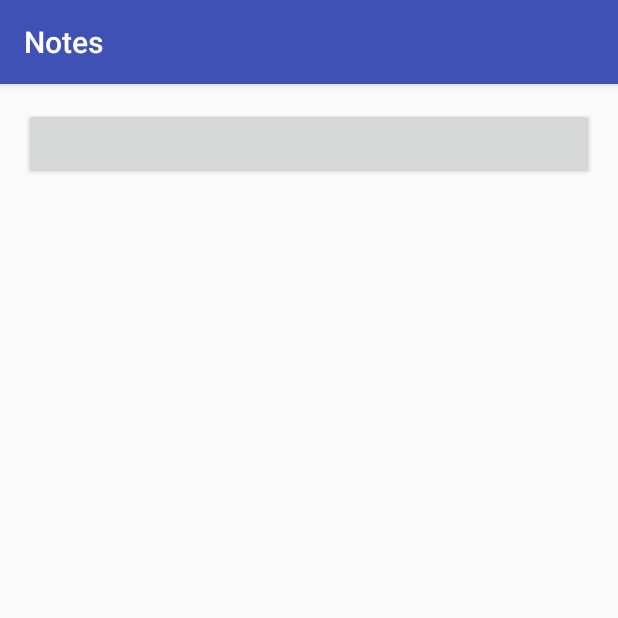
After one commit to wugj/Notes, an Android app: the Main2Activity screen opened directly, with no data from a screen before it, on a phone screen of 412 x 824 dp, the top half of it. The commit adds this screen. Run offline under Robolectric (Android 15) with nearby library versions, the phone set to English and light mode, and no system bars; 1 statement that could not run was skipped.

```diff
--- /dev/null
+++ b/app/src/main/java/jt/com/notes/activity/Main2Activity.java
@@ -0,0 +1,24 @@
+package jt.com.notes.activity;
+
+import android.content.Intent;
+import android.os.Bundle;
+import android.os.Looper;
+import android.support.v7.app.AppCompatActivity;
+import android.view.View;
+
+import jt.com.notes.R;
+
+public class Main2Activity extends AppCompatActivity {
+
+    @Override
+    protected void onCreate(Bundle savedInstanceState) {
+        super.onCreate(savedInstanceState);
+        setContentView(R.layout.activity_main2);
+
+        Looper.prepare();
+    }
+
+    public void click(View view){
+        startActivity(new Intent(this, MainActivity.class));
+    }
+}
--- /dev/null
+++ b/app/src/main/res/layout/activity_main2.xml
@@ -0,0 +1,20 @@
+<?xml version="1.0" encoding="utf-8"?>
+<RelativeLayout
+    xmlns:android="http://schemas.android.com/apk/res/android"
+    xmlns:tools="http://schemas.android.com/tools"
+    android:id="@+id/activity_main2"
+    android:layout_width="match_parent"
+    android:layout_height="match_parent"
+    android:paddingBottom="@dimen/activity_vertical_margin"
+    android:paddingLeft="@dimen/activity_horizontal_margin"
+    android:paddingRight="@dimen/activity_horizontal_margin"
+    android:paddingTop="@dimen/activity_vertical_margin"
+    tools:context="jt.com.notes.activity.Main2Activity">
+
+    <Button
+        android:layout_width="match_parent"
+        android:layout_height="48dp"
+        android:onClick="click"
+        />
+
+</RelativeLayout>
```
Also changed, not shown: app/src/main/AndroidManifest.xml (+10 -1 lines), app/src/main/java/jt/com/notes/activity/MainActivity.java (+9 -10 lines), javatest/src/main/java/com/example/sort/BaseSort.java (+6 -3 lines), 5 other files.
